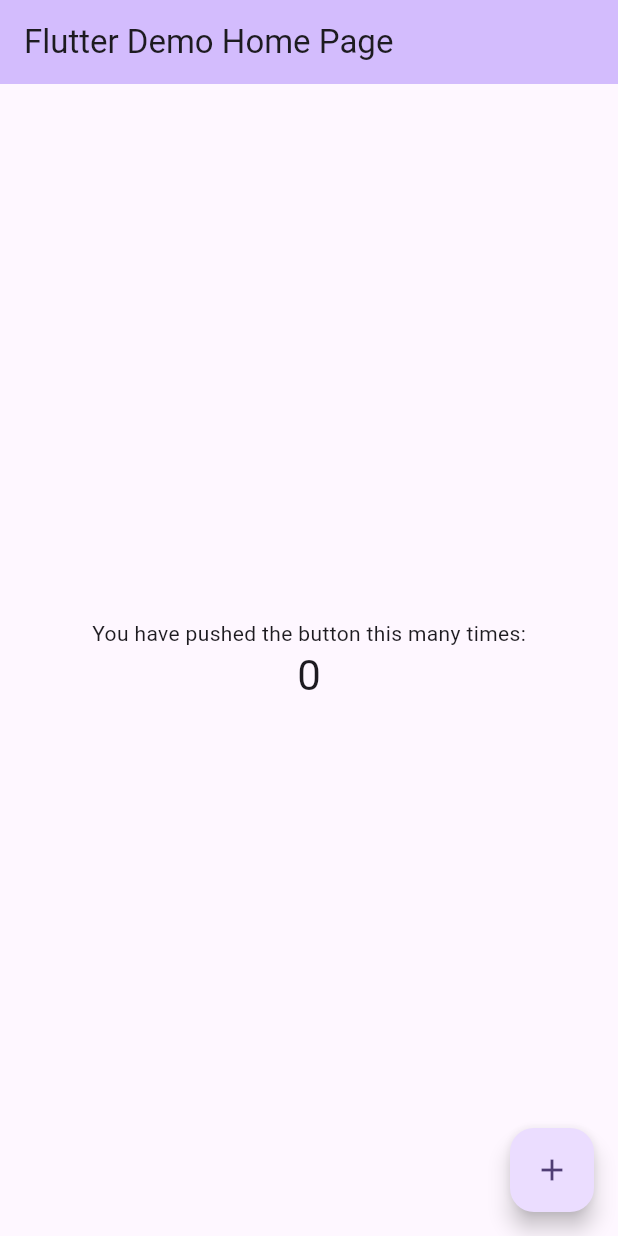
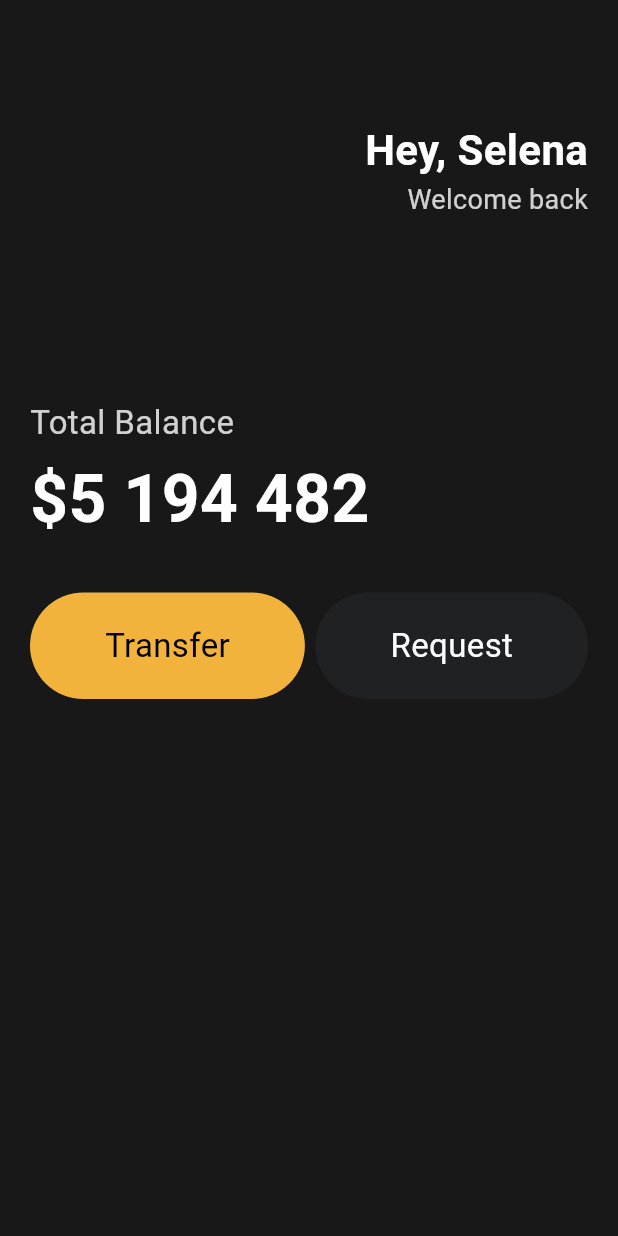
Before and after one commit to kgw7401/flutter-wallet, a Flutter app: the screen it shows after launch, on a phone screen of 412 x 824 dp. Run offline on Flutter 3.47's test engine with Material 3 defaults, Android fonts, the phone set to English and light mode, and no system bars.

Commit message:
wallet 버튼 모듈화

```diff
--- /dev/null
+++ b/lib/button.dart
@@ -0,0 +1,37 @@
+import 'package:flutter/material.dart';
+
+class Button extends StatelessWidget {
+  final String text;
+  final Color bgColor;
+  final Color textColor;
+
+  const Button({
+    super.key,
+    required this.text,
+    required this.bgColor,
+    required this.textColor,
+  });
+
+  @override
+  Widget build(BuildContext context) {
+    return Container(
+      decoration: BoxDecoration(
+        color: bgColor,
+        borderRadius: BorderRadius.circular(45),
+      ),
+      child: Padding(
+        padding: const EdgeInsets.symmetric(
+          vertical: 20,
+          horizontal: 50,
+        ),
+        child: Text(
+          text,
+          style: TextStyle(
+            color: textColor,
+            fontSize: 22,
+          ),
+        ),
+      ),
+    );
+  }
+}
--- a/lib/main.dart
+++ b/lib/main.dart
@@ -1,125 +1,94 @@
 import 'package:flutter/material.dart';
+import 'package:flutter_wallet/Button.dart';
 
 void main() {
-  runApp(const MyApp());
+  runApp(const App());
 }
 
-class MyApp extends StatelessWidget {
-  const MyApp({super.key});
+class App extends StatelessWidget {
+  const App({super.key});
 
-  // This widget is the root of your application.
   @override
   Widget build(BuildContext context) {
     return MaterialApp(
-      title: 'Flutter Demo',
-      theme: ThemeData(
-        // This is the theme of your application.
-        //
-        // TRY THIS: Try running your application with "flutter run". You'll see
-        // the application has a purple toolbar. Then, without quitting the app,
-        // try changing the seedColor in the colorScheme below to Colors.green
-        // and then invoke "hot reload" (save your changes or press the "hot
-        // reload" button in a Flutter-supported IDE, or press "r" if you used
-        // the command line to start the app).
-        //
-        // Notice that the counter didn't reset back to zero; the application
-        // state is not lost during the reload. To reset the state, use hot
-        // restart instead.
-        //
-        // This works for code too, not just values: Most code changes can be
-        // tested with just a hot reload.
-        colorScheme: ColorScheme.fromSeed(seedColor: Colors.deepPurple),
-        useMaterial3: true,
+      home: Scaffold(
+        backgroundColor: const Color(0xFF181818),
+        body: Padding(
+          padding: const EdgeInsets.symmetric(horizontal: 20),
+          child: Column(
+            crossAxisAlignment: CrossAxisAlignment.start,
+            children: [
+              const SizedBox(
+                height: 80,
               ),
-      home: const MyHomePage(title: 'Flutter Demo Home Page'),
-    );
-  }
-}
-
-class MyHomePage extends StatefulWidget {
-  const MyHomePage({super.key, required this.title});
-
-  // This widget is the home page of your application. It is stateful, meaning
-  // that it has a State object (defined below) that contains fields that affect
-  // how it looks.
-
-  // This class is the configuration for the state. It holds the values (in this
-  // case the title) provided by the parent (in this case the App widget) and
-  // used by the build method of the State. Fields in a Widget subclass are
-  // always marked "final".
-
-  final String title;
-
-  @override
-  State<MyHomePage> createState() => _MyHomePageState();
-}
-
-class _MyHomePageState extends State<MyHomePage> {
-  int _counter = 0;
-
-  void _incrementCounter() {
-    setState(() {
-      // This call to setState tells the Flutter framework that something has
-      // changed in this State, which causes it to rerun the build method below
-      // so that the display can reflect the updated values. If we changed
-      // _counter without calling setState(), then the build method would not be
-      // called again, and so nothing would appear to happen.
-      _counter++;
-    });
-  }
-
-  @override
-  Widget build(BuildContext context) {
-    // This method is rerun every time setState is called, for instance as done
-    // by the _incrementCounter method above.
-    //
-    // The Flutter framework has been optimized to make rerunning build methods
-    // fast, so that you can just rebuild anything that needs updating rather
-    // than having to individually change instances of widgets.
-    return Scaffold(
-      appBar: AppBar(
-        // TRY THIS: Try changing the color here to a specific color (to
-        // Colors.amber, perhaps?) and trigger a hot reload to see the AppBar
-        // change color while the other colors stay the same.
-        backgroundColor: Theme.of(context).colorScheme.inversePrimary,
-        // Here we take the value from the MyHomePage object that was created by
-        // the App.build method, and use it to set our appbar title.
-        title: Text(widget.title),
+              Row(
+                mainAxisAlignment: MainAxisAlignment.end,
+                children: [
+                  Column(
+                    crossAxisAlignment: CrossAxisAlignment.end,
+                    children: [
+                      const Text(
+                        'Hey, Selena',
+                        style: TextStyle(
+                          color: Colors.white,
+                          fontSize: 28,
+                          fontWeight: FontWeight.w700,
                         ),
-      body: Center(
-        // Center is a layout widget. It takes a single child and positions it
-        // in the middle of the parent.
-        child: Column(
-          // Column is also a layout widget. It takes a list of children and
-          // arranges them vertically. By default, it sizes itself to fit its
-          // children horizontally, and tries to be as tall as its parent.
-          //
-          // Column has various properties to control how it sizes itself and
-          // how it positions its children. Here we use mainAxisAlignment to
-          // center the children vertically; the main axis here is the vertical
-          // axis because Columns are vertical (the cross axis would be
-          // horizontal).
-          //
-          // TRY THIS: Invoke "debug painting" (choose the "Toggle Debug Paint"
-          // action in the IDE, or press "p" in the console), to see the
-          // wireframe for each widget.
-          mainAxisAlignment: MainAxisAlignment.center,
-          children: <Widget>[
-            const Text(
-              'You have pushed the button this many times:',
                       ),
                       Text(
-              '$_counter',
-              style: Theme.of(context).textTheme.headlineMedium,
+                        'Welcome back',
+                        style: TextStyle(
+                          color: Colors.white.withOpacity(0.8),
+                          fontSize: 18,
+                        ),
+                      ),
+                    ],
+                  ),
+                ],
+              ),
+              const SizedBox(
+                height: 120,
+              ),
+              Text(
+                'Total Balance',
+                style: TextStyle(
+                  fontSize: 22,
+                  color: Colors.white.withOpacity(0.8),
+                ),
+              ),
+              const SizedBox(
+                height: 5,
+              ),
+              const Text(
+                '\$5 194 482',
+                style: TextStyle(
+                  fontSize: 44,
+                  fontWeight: FontWeight.w600,
+                  color: Colors.white,
+                ),
+              ),
+              const SizedBox(
+                height: 30,
+              ),
+              const Row(
+                mainAxisAlignment: MainAxisAlignment.spaceBetween,
+                children: [
+                  Button(
+                    text: 'Transfer',
+                    bgColor: Color(0xFFF1B33B),
+                    textColor: Colors.black,
+                  ),
+                  Button(
+                    text: 'Request',
+                    bgColor: Color(0xFF1F2123),
+                    textColor: Colors.white,
+                  )
+                ],
               ),
             ],
           ),
         ),
-      floatingActionButton: FloatingActionButton(
-        onPressed: _incrementCounter,
-        tooltip: 'Increment',
-        child: const Icon(Icons.add),
-      ), // This trailing comma makes auto-formatting nicer for build methods.
+      ),
     );
   }
 }
```
Lines whose indentation alone changed are shown as unchanged.
